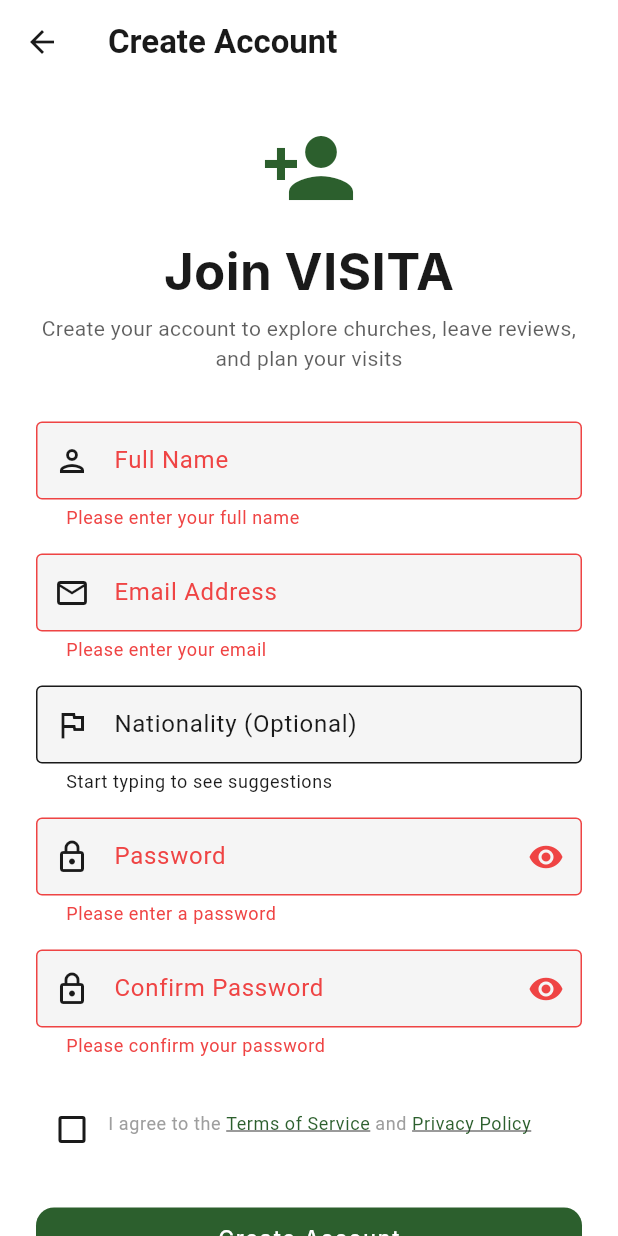
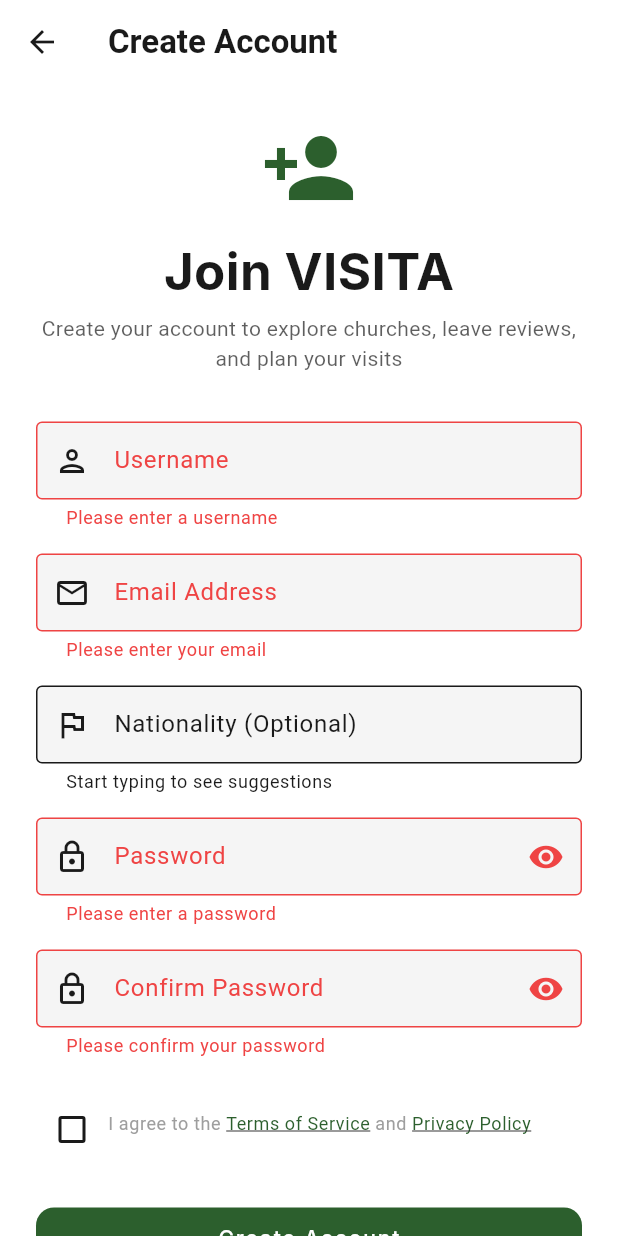
Before and after one commit to keej24/visita-bohol-system, a Flutter app: the RegisterScreen screen opened directly, after a tap on "Create Account", on a phone screen of 412 x 824 dp. Run offline on Flutter 3.47's test engine with Material 3 defaults, Android fonts, the phone set to English and light mode, and no system bars; our stand-ins replace cached_network_image, carousel_slider, cloud_firestore, file_picker, firebase_auth, firebase_core and 11 more; missing offline and left inert: flutter_inappwebview, flutter_map_marker_cluster; accounts and stored records are empty; Roboto replaces fonts that are missing (Inter).

```diff
--- a/mobile-app/lib/screens/auth/register_screen.dart
+++ b/mobile-app/lib/screens/auth/register_screen.dart
@@ -149,10 +149,10 @@ class _RegisterScreenState extends State<RegisterScreen> {
 
   String? _validateName(String? value) {
     if (value == null || value.trim().isEmpty) {
-      return 'Please enter your full name';
+      return 'Please enter a username';
     }
     if (value.trim().length < 2) {
-      return 'Name must be at least 2 characters';
+      return 'Username must be at least 2 characters';
     }
     return null;
   }
@@ -243,14 +243,14 @@ class _RegisterScreenState extends State<RegisterScreen> {
                   child: Column(
                     crossAxisAlignment: CrossAxisAlignment.stretch,
                     children: [
-                      // Full Name Field
+                      // Username Field
                       TextFormField(
                         controller: _nameController,
                         textInputAction: TextInputAction.next,
                         textCapitalization: TextCapitalization.words,
                         validator: _validateName,
                         decoration: const InputDecoration(
-                          labelText: 'Full Name',
+                          labelText: 'Username',
                           prefixIcon: Icon(Icons.person_outlined),
                           border: OutlineInputBorder(),
                         ),
--- a/mobile-app/lib/screens/map_screen.dart
+++ b/mobile-app/lib/screens/map_screen.dart
@@ -269,6 +269,14 @@ class _MapScreenState extends State<MapScreen> with TickerProviderStateMixin {
         TileLayer(
           urlTemplate: 'https://tile.openstreetmap.org/{z}/{x}/{y}.png',
           userAgentPackageName: 'com.example.visitaMobile',
+          // Error handling for map tile loading
+          errorImage: const AssetImage('assets/images/map_error.png'),
+          // Fallback tiles if OSM is unreachable
+          fallbackUrl: 'https://tile.opentopomap.org/{z}/{x}/{y}.png',
+          // Add retry logic for failed tile loads
+          maxNativeZoom: 19,
+          // Debug logging for tile load issues
+          tileProvider: NetworkTileProvider(),
         ),
         // Church markers with clustering (using clustered markers only)
         MarkerClusterLayerWidget(
--- a/mobile-app/lib/screens/profile_screen.dart
+++ b/mobile-app/lib/screens/profile_screen.dart
@@ -690,15 +690,15 @@ class _ProfileScreenState extends State<ProfileScreen> {
                     textInputAction: TextInputAction.next,
                     textCapitalization: TextCapitalization.words,
                     decoration: const InputDecoration(
-                      labelText: 'Name',
+                      labelText: 'Username',
                       border: OutlineInputBorder(),
                     ),
                     maxLength: 50,
                     validator: (value) {
                       final v = value?.trim() ?? '';
-                      if (v.isEmpty) return 'Please enter your name';
+                      if (v.isEmpty) return 'Please enter a username';
                       if (v.length < 2) {
-                        return 'Name must be at least 2 characters';
+                        return 'Username must be at least 2 characters';
                       }
                       return null;
                     },
```
Also changed, not shown: 2 other files.
